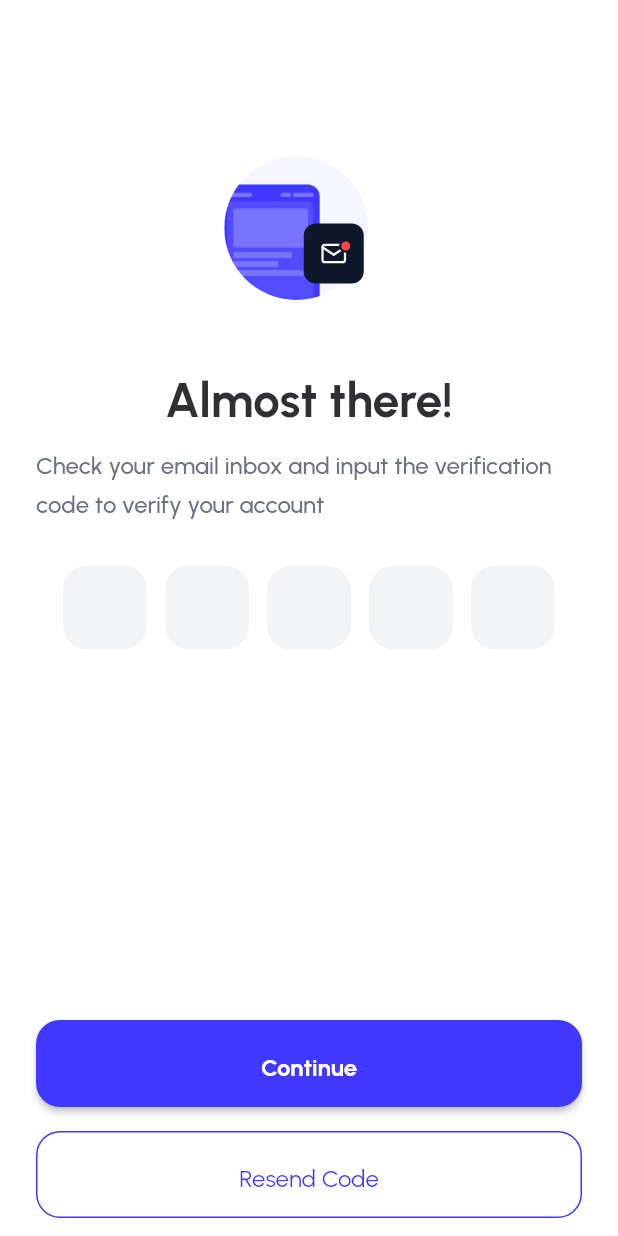
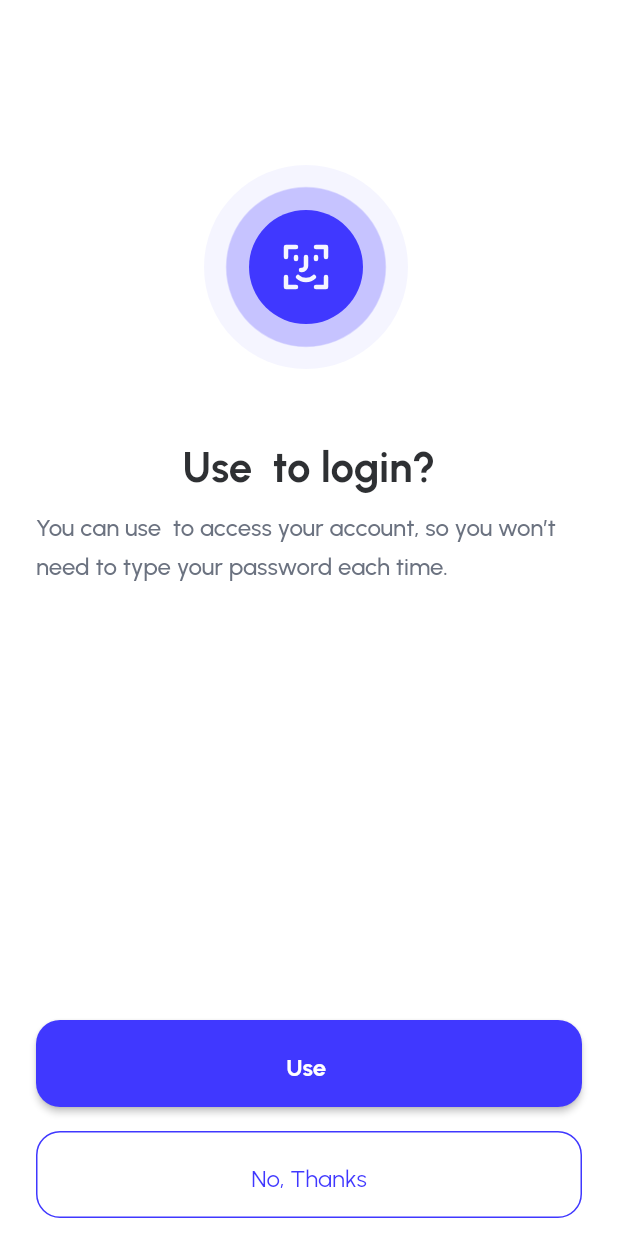
Before and after one commit to sheriffyusuf/carline_flutter, a Flutter app: the OtpPage screen opened by its route, after a tap on "Continue", on a phone screen of 412 x 824 dp. Run offline on Flutter 3.47's test engine with Material 2 defaults, Android fonts, the phone set to English and light mode, and no system bars; drawn by our look-alikes of nb_utils, pinput; our stand-ins replace auto_route, flutter_hooks, flutter_svg, google_fonts, icons_plus, local_auth and 1 more; statements that could not run were skipped.

Commit message:
feat: :sparkles: create local auth ui

```diff
--- a/lib/gen/assets.gen.dart
+++ b/lib/gen/assets.gen.dart
@@ -34,9 +34,15 @@ class $AssetsImagesGen {
 class $AssetsSvgsGen {
   const $AssetsSvgsGen();
 
+  /// File path: assets/svgs/biometric.svg
+  SvgGenImage get biometric => const SvgGenImage('assets/svgs/biometric.svg');
+
   /// File path: assets/svgs/empty_state.svg
   SvgGenImage get emptyState =>
       const SvgGenImage('assets/svgs/empty_state.svg');
+
+  /// File path: assets/svgs/face_id.svg
+  SvgGenImage get faceId => const SvgGenImage('assets/svgs/face_id.svg');
 
   /// File path: assets/svgs/forgot_password.svg
   SvgGenImage get forgotPassword =>
@@ -47,7 +53,8 @@ class $AssetsSvgsGen {
       const SvgGenImage('assets/svgs/password_change.svg');
 
   /// List of all assets
-  List<SvgGenImage> get values => [emptyState, forgotPassword, passwordChange];
+  List<SvgGenImage> get values =>
+      [biometric, emptyState, faceId, forgotPassword, passwordChange];
 }
 
 class Assets {
--- /dev/null
+++ b/lib/pages/local_auth/views/local_auth_page.dart
@@ -0,0 +1,84 @@
+import 'package:auto_route/auto_route.dart';
+import 'package:carline_flutter/gen/assets.gen.dart';
+import 'package:carline_flutter/gen/colors.gen.dart';
+import 'package:carline_flutter/widgets/app_outlined_button/app_outlined_button.dart';
+import 'package:carline_flutter/widgets/custom_button/custom_button.dart';
+import 'package:flutter/material.dart';
+import 'package:flutter/services.dart';
+import 'package:flutter_hooks/flutter_hooks.dart';
+import 'package:local_auth/local_auth.dart';
+import 'package:nb_utils/nb_utils.dart';
+
+class LocalAuthPage extends HookWidget {
+  const LocalAuthPage({super.key});
+
+  @override
+  Widget build(BuildContext context) {
+    final LocalAuthentication auth = useMemoized(() => LocalAuthentication());
+    final biometricTypeName = useState('');
+    final biometricType = useState<BiometricType?>(null);
+    useEffect(() {
+      void setup() async {
+        final List<BiometricType> availableBiometrics =
+            await auth.getAvailableBiometrics();
+        log('availble bioms ${availableBiometrics.first}');
+        if (availableBiometrics.contains(BiometricType.face)) {
+          biometricTypeName.value = 'Face ID';
+          biometricType.value = BiometricType.face;
+          // Specific types of biometrics are available.
+          // Use checks like this with caution!
+        } else if (availableBiometrics.contains(BiometricType.fingerprint)) {
+          biometricTypeName.value = 'Fingerprint';
+          biometricType.value = BiometricType.fingerprint;
+          // Specific types of biometrics are available.
+          // Use checks like this with caution!
+        }
+      }
+
+      setup();
+      return null;
+      //return null;
+    }, []);
+    return Scaffold(
+        backgroundColor: Colors.white,
+        body: AnnotatedRegion<SystemUiOverlayStyle>(
+          value:
+              const SystemUiOverlayStyle(statusBarBrightness: Brightness.light),
+          child: SafeArea(
+            child: Column(
+              crossAxisAlignment: CrossAxisAlignment.stretch,
+              children: [
+                104.height,
+                biometricType.value == BiometricType.fingerprint
+                    ? Assets.svgs.biometric.svg()
+                    : Assets.svgs.faceId.svg(),
+                32.height,
+                Text(
+                  "Use ${biometricTypeName.value} to login?",
+                  textAlign: TextAlign.center,
+                  style: context.textTheme.headline3
+                      ?.copyWith(height: 1.30, fontSize: 28),
+                ),
+                8.height,
+                Text(
+                    'You can use ${biometricTypeName.value} to access your account, so you won’t need to type your password each time.',
+                    style: context.textTheme.titleMedium
+                        ?.copyWith(color: AppColor.gray500, height: 1.65)),
+                const Spacer(),
+                CarlineButton(
+                  title: 'Use ${biometricTypeName.value}',
+                  onPressed: () => true,
+                  variant: "primary",
+                ),
+                16.height,
+                AppOutlinedButton(
+                  title: 'No, Thanks',
+                  onPressed: () => context.popRoute(),
+                ),
+                12.height,
+              ],
+            ).paddingSymmetric(horizontal: 24),
+          ),
+        ));
+  }
+}
--- a/lib/pages/otp/views/otp_page.dart
+++ b/lib/pages/otp/views/otp_page.dart
@@ -1,5 +1,7 @@
+import 'package:auto_route/auto_route.dart';
 import 'package:carline_flutter/gen/assets.gen.dart';
 import 'package:carline_flutter/gen/colors.gen.dart';
+import 'package:carline_flutter/router/router.dart';
 import 'package:carline_flutter/widgets/app_outlined_button/app_outlined_button.dart';
 import 'package:carline_flutter/widgets/custom_button/custom_button.dart';
 import 'package:flutter/material.dart';
@@ -81,7 +83,7 @@ class OtpPage extends HookWidget {
                 const Spacer(),
                 CarlineButton(
                   title: 'Continue',
-                  onPressed: () => true,
+                  onPressed: () => context.pushRoute(const LocalAuthRoute()),
                   variant: "primary",
                 ),
                 16.height,
--- a/lib/router/router.dart
+++ b/lib/router/router.dart
@@ -1,5 +1,6 @@
 import 'package:auto_route/auto_route.dart';
 import 'package:carline_flutter/pages/getting_started/views/getting_started_page.dart';
+import 'package:carline_flutter/pages/local_auth/views/local_auth_page.dart';
 import 'package:carline_flutter/pages/login/views/forgot_password_page.dart';
 import 'package:carline_flutter/pages/login/views/login_page.dart';
 import 'package:carline_flutter/pages/login/views/new_password_page.dart';
@@ -18,6 +19,7 @@ part 'router.gr.dart';
   AutoRoute(page: OtpPage, path: '/otp'),
   AutoRoute(page: ForgotPasswordPage, path: '/forgot-password'),
   AutoRoute(page: NewPasswordPage, path: '/new-password'),
+  AutoRoute(page: LocalAuthPage, path: '/local-auth'),
 ])
 // extend the generated private router
 class AppRouter extends _$AppRouter {}
--- a/pubspec.yaml
+++ b/pubspec.yaml
@@ -23,6 +23,7 @@ dependencies:
   google_fonts: ^3.0.1
   hooks_riverpod: ^2.0.2
   icons_plus: ^3.0.0
+  local_auth: ^2.1.2
   nb_utils: ^4.6.21
   pinput: ^2.2.16
   riverpod_annotation: ^1.0.4
```
Also changed, not shown: assets/svgs/biometric.svg (added), assets/svgs/face_id.svg (added), lib/router/router.gr.dart, pubspec.lock, 6 other files.
